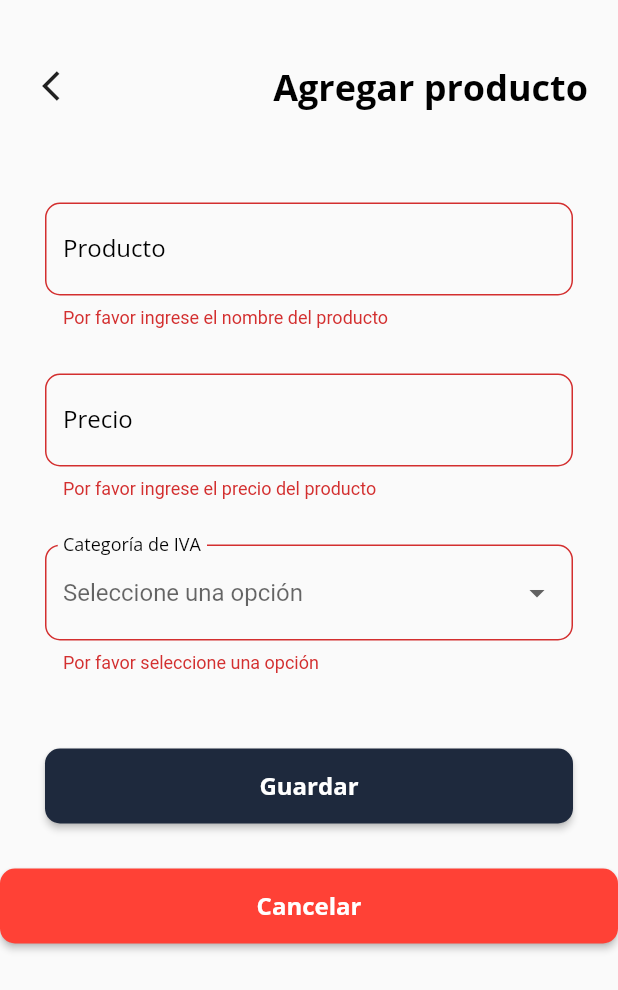
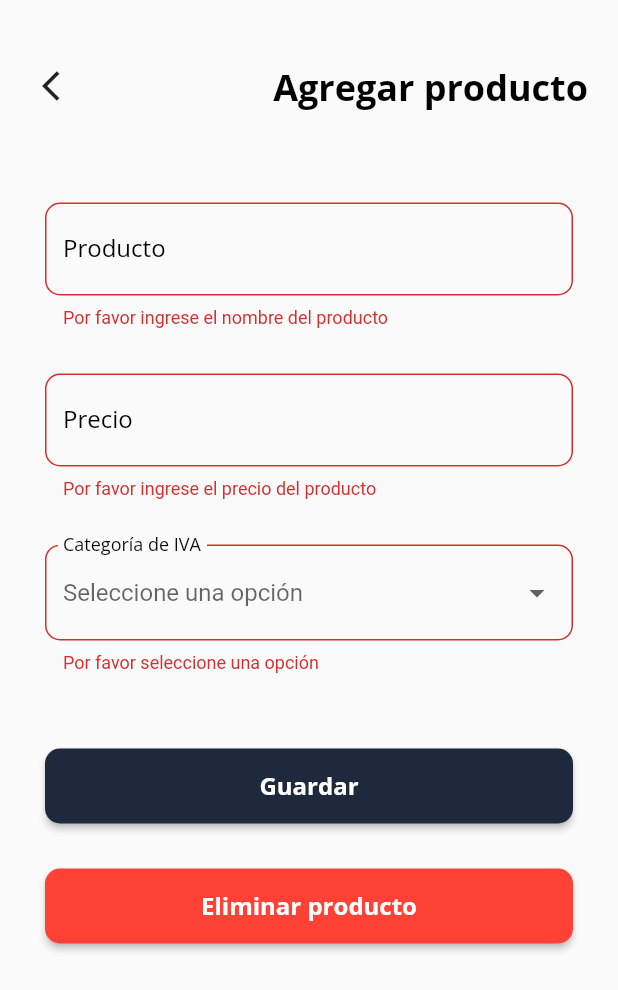
Before and after one commit to AndresTGonzalez/easyfact-mobile, a Flutter app: the ProductosFormPage screen opened by its route, after a tap on "Guardar", on a phone screen of 412 x 824 dp. Shown: the top 990 px of the screen. Run offline on Flutter 3.47's test engine with Material 2 defaults, Android fonts, the phone set to English and light mode, and no system bars; our stand-ins replace flutter_speed_dial, font_awesome_flutter; network calls fail.

Commit message:
Terminado crud producto

```diff
--- a/lib/models/producto.dart
+++ b/lib/models/producto.dart
@@ -20,6 +20,15 @@ class Producto {
     );
   }
 
+  Map<String, dynamic> toJson() {
+    return {
+      'id_iva_per': idIvaPer,
+      'id_producto': idProducto,
+      'producto': producto,
+      'precio': precio.toString(),
+    };
+  }
+
   Producto copy() {
     return Producto(
       idIvaPer: idIvaPer,
--- a/lib/pages/product_form_page.dart
+++ b/lib/pages/product_form_page.dart
@@ -18,6 +18,7 @@ class ProductosFormPage extends StatelessWidget {
         ModalRoute.of(context)?.settings.arguments as Map<String, dynamic>?;
     final int option = arguments?['option'] as int? ?? 0;
     final Producto? producto = arguments?['producto'] as Producto?;
+    final productsService = Provider.of<ProductsService>(context);
     return Scaffold(
       body: SafeArea(
         child: SingleChildScrollView(
@@ -63,8 +64,11 @@ class ProductosFormPage extends StatelessWidget {
               ),
               const SizedBox(height: 30),
               Container(
+                padding: const EdgeInsets.symmetric(horizontal: 30),
                 child: MaterialButton(
                   onPressed: () {
+                    productsService.deleteProduct(
+                        idProducto: producto!.idProducto);
                     Navigator.pop(context);
                   },
                   color: AppColors.dangerColor,
@@ -74,7 +78,7 @@ class ProductosFormPage extends StatelessWidget {
                     borderRadius: BorderRadius.circular(10),
                   ),
                   child: const Text(
-                    'Cancelar',
+                    'Eliminar producto',
                     style: TextStyle(
                       color: Colors.white,
                       fontSize: 16,
@@ -149,11 +153,11 @@ class _ProductForm extends StatelessWidget {
                 labelText: 'Categoría de IVA'),
             items: const [
               DropdownMenuItem(
-                value: 'cero',
+                value: 0,
                 child: Text('IVA 0%'),
               ),
               DropdownMenuItem(
-                value: '2',
+                value: 1,
                 child: Text('IVA 12%'),
               ),
             ],
@@ -188,6 +192,28 @@ class _ProductForm extends StatelessWidget {
                       );
                       productService.products.add(nuevo);
                       await productService.createProduct(nuevo);
+                    } else {
+                      var idIvaPer = productForm.categoria == 'cero' ? 0 : 1;
+                      var productoName = productForm.producto == ''
+                          ? producto!.producto
+                          : productForm.producto;
+                      var precio = productForm.precio == ''
+                          ? producto!.precio
+                          : double.parse(productForm.precio);
+                      Producto editar = Producto(
+                        idIvaPer: idIvaPer,
+                        producto: productoName,
+                        precio: precio,
+                        idProducto: producto!.idProducto,
+                      );
+                      await productService.editProduct(editar);
+                      productService.products.map((e) {
+                        if (e.idProducto == editar.idProducto) {
+                          e.idIvaPer = editar.idIvaPer;
+                          e.producto = editar.producto;
+                          e.precio = editar.precio;
+                        }
+                      }).toList();
                     }
                     Navigator.pop(context);
                   },
--- a/lib/services/client_service.dart
+++ b/lib/services/client_service.dart
@@ -26,9 +26,7 @@ class ClientService extends ChangeNotifier {
     final response = await http.put(url, headers: headers, body: body);
 
     if (response.statusCode == 200) {
-      final jsonData = jsonDecode(response.body);
       notifyListeners();
-      print('Se logro');
     } else {
       throw Exception('Error en la solicitud PUT');
     }
@@ -54,9 +52,7 @@ class ClientService extends ChangeNotifier {
     final response = await http.post(url, headers: headers, body: body);
 
     if (response.statusCode == 200) {
-      final jsonData = jsonDecode(response.body);
       notifyListeners();
-      print('Se logro');
     } else {
       throw Exception('Error en la solicitud POST');
     }
--- a/lib/services/invoice_service.dart
+++ b/lib/services/invoice_service.dart
@@ -3,7 +3,7 @@ import 'package:flutter/material.dart';
 import '../models/cliente.dart';
 
 class InvoiceService extends ChangeNotifier {
-  static const String _baseUrl = '';
+  // static const String _baseUrl = '';
   Cliente cliente = Cliente(
       numeroIdentificacion: '9999999999999',
       nombre: 'Consumidor final',
```
Also changed, not shown: lib/pages/products_page.dart (+19 -19 lines), lib/services/products_service.dart (+31 -15 lines).
